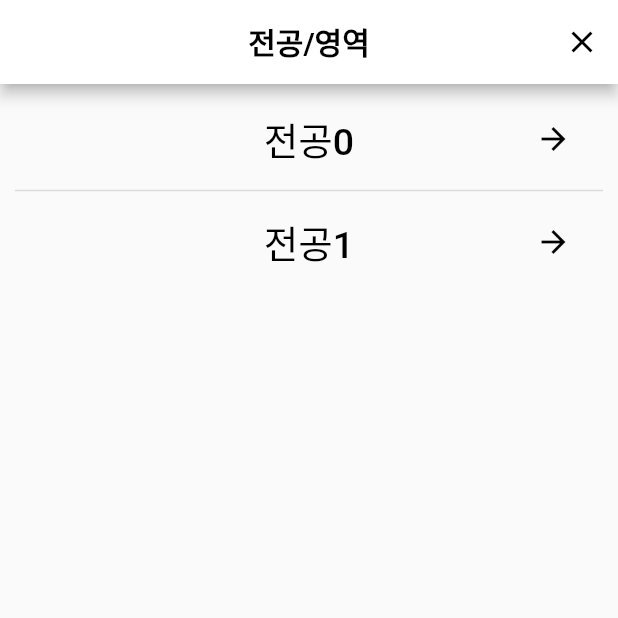
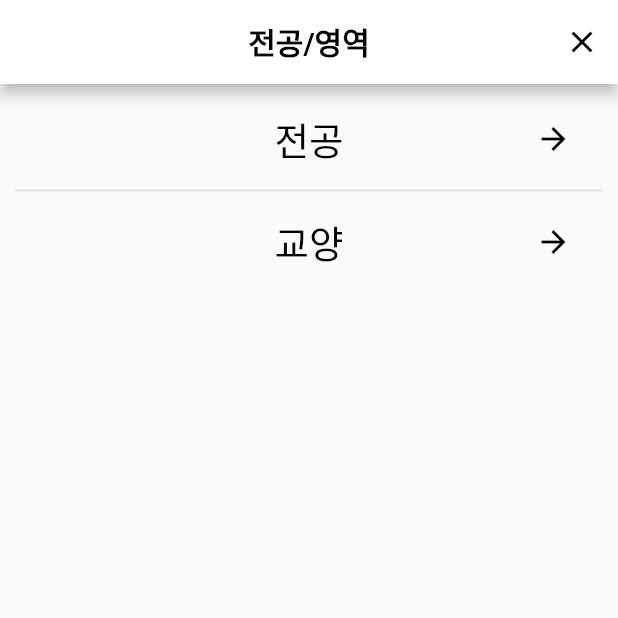
Before and after one commit to kdhhuns2000/making_time_table, a Flutter app: the screen it shows after launch, after a tap on an icon or button, on a phone screen of 412 x 824 dp, the top half of it. Run offline on Flutter 3.47's test engine with Material 2 defaults, Android fonts, the phone set to English and light mode, and no system bars; our stand-ins replace page_transition.

Commit message:
Update navigator return data on major_field list

```diff
--- a/lib/filter_list.dart
+++ /dev/null
@@ -1,149 +0,0 @@
-import 'package:flutter/material.dart';
-
-Map<dynamic, dynamic> subject_map = {
-  '전공': [
-    '가천리버럴아츠칼리지',
-    '경영대학',
-    '사회과학대학',
-    '인문대학',
-    '법과대학',
-    '공과대학',
-    '바이오나노대학',
-    'IT융합대학',
-    '한의과대학',
-    '예술·체육대학',
-    '미래산업대학',
-    'IT대학',
-    '예술대학',
-    'LINC+',
-    '아시아문화연구소',
-    '융합전공',
-    '글로벌교양대학',
-    '생활과학대학',
-    '경상대학',
-    '건축대학',
-    '자연과학대학',
-    '의과대학',
-    '약학대학',
-    '간호대학',
-    '보건과학대학',
-    '경상학부',
-    '생명과학부',
-    '보건과학부',
-    '의료공학부',
-    '정보공학부',
-    '체육과학부',
-    '의료경영학부',
-    '부처협업형',
-    '창업대학',
-  ],
-  '교양': [
-    '교직이론영역',
-    '교과교육영역',
-    '교육실습영역',
-    '교직소양영역',
-    '[융합]인간과예술',
-    '[융합]사회와역사',
-    '[융합]자연과과학',
-    '[융합]세계와언어',
-    '[계교]인문사회과학',
-    '[계교]자연과학',
-    '[계교]예·체능',
-    '[기초]인성과리더십',
-    '[기초]의사소통',
-    '[기초]창의와사고',
-    '일반교양',
-    '[기초]소프트웨어기초',
-    '군사학',
-  ],
-  '가천리버럴아츠컬리지': [
-    '한국학전공',
-    '가천리버럴아츠칼리지',
-    '첨단의료기기학과(계약학과)',
-    '게임·영상학과(계약학과)',
-    '디스플레이학과(계약학과)',
-  ],
-  'IT융합대학': [
-    '소프트웨어학과',
-    '컴퓨터공학과',
-    '전자공학과',
-    '전자공학과(야)',
-    '전기공학과',
-    'AI·소프트웨어학부(소프트웨어전공)',
-    'AI·소프트웨어학부(인공지능전공)',
-    '의공학과',
-    '스마트시티융합학과',
-    '컴퓨터공학부(컴퓨터공학전공)',
-    '컴퓨터공학부(스마트보안전공)',
-    '전자공학부(전자공학전공)',
-  ]
-};
-
-class FilterList extends StatelessWidget {
-  const FilterList({Key? key}) : super(key: key);
-  @override
-  Widget build(BuildContext context) {
-    return Scaffold(
-      appBar: AppBar(
-        actions: [
-          IconButton(
-            icon: const Icon(
-              Icons.close,
-              color: Colors.black,
-            ),
-            onPressed: () => Navigator.of(context).pop(),
-          ),
-        ],
-        title: const Text(
-          '전공/영역',
-          style: TextStyle(
-            color: Colors.black,
-            fontWeight: FontWeight.bold,
-          ),
-        ),
-        centerTitle: true,
-        automaticallyImplyLeading: false,
-        backgroundColor: Colors.white,
-      ),
-      body: Container(
-        margin: const EdgeInsets.all(10.0),
-        decoration: BoxDecoration(
-          borderRadius: BorderRadius.circular(30.0),
-          //border: Border.all(width: 0.7),
-        ),
-        child: ListView.separated(
-          itemCount: 2,
-          itemBuilder: (BuildContext context, int index) {
-            return TextButton(
-              onPressed: () {},
-              child: Row(
-                mainAxisAlignment: MainAxisAlignment.center,
-                children: [
-                  SizedBox(
-                    width: 50.0,
-                  ),
-                  Expanded(
-                    child: Center(
-                      child: Text(
-                        '전공$index',
-                        style: TextStyle(fontSize: 25.0, color: Colors.black),
-                      ),
-                    ),
-                  ),
-                  SizedBox(
-                    child: Icon(
-                      Icons.arrow_forward,
-                      color: Colors.black,
-                    ),
-                    width: 50.0,
-                  )
-                ],
-              ),
-            );
-          },
-          separatorBuilder: (BuildContext context, int index) => const Divider(thickness: 1.0),
-        ),
-      ),
-    );
-  }
-}
--- /dev/null
+++ b/lib/major_field.dart
@@ -0,0 +1,89 @@
+import 'package:flutter/material.dart';
+import 'package:page_transition/page_transition.dart';
+import 'major.dart';
+
+final major_field_list = ['전공', '교양'];
+
+class MajorFieldList extends StatelessWidget {
+  const MajorFieldList({
+    super.key,
+  });
+  @override
+  Widget build(BuildContext context) {
+    return Scaffold(
+      appBar: AppBar(
+        actions: [
+          IconButton(
+            icon: const Icon(
+              Icons.close,
+              color: Colors.black,
+            ),
+            onPressed: () => Navigator.of(context).pop(),
+          ),
+        ],
+        title: const Text(
+          '전공/영역',
+          style: TextStyle(
+            color: Colors.black,
+            fontWeight: FontWeight.bold,
+          ),
+        ),
+        centerTitle: true,
+        automaticallyImplyLeading: false,
+        backgroundColor: Colors.white,
+      ),
+      body: Container(
+        margin: const EdgeInsets.all(10.0),
+        decoration: BoxDecoration(
+          borderRadius: BorderRadius.circular(30.0),
+          //border: Border.all(width: 0.7),
+        ),
+        child: ListView.separated(
+          itemCount: 2,
+          itemBuilder: (BuildContext context, int index) {
+            return TextButton(
+              onPressed: () async {
+                if (index == 0) {
+                  final major_res = await Navigator.push(
+                    context,
+                    PageTransition(
+                      child: MajorList(),
+                      type: PageTransitionType.rightToLeft,
+                    ),
+                  );
+                  Navigator.pop(context, major_res);
+                } else {
+                  // 교양으로 보내기
+                }
+              },
+              child: Row(
+                mainAxisAlignment: MainAxisAlignment.center,
+                children: [
+                  const SizedBox(
+                    width: 50.0,
+                  ),
+                  Expanded(
+                    child: Center(
+                      child: Text(
+                        major_field_list[index],
+                        style: const TextStyle(fontSize: 25.0, color: Colors.black),
+                      ),
+                    ),
+                  ),
+                  const SizedBox(
+                    width: 50.0,
+                    child: Icon(
+                      Icons.arrow_forward,
+                      color: Colors.black,
+                    ),
+                  )
+                ],
+              ),
+            );
+          },
+          separatorBuilder: (BuildContext context, int index) => const Divider(thickness: 1.0),
+        ),
+      ),
+    );
+  }
+}
--- a/lib/search.dart
+++ b/lib/search.dart
@@ -1,9 +1,16 @@
 import 'package:flutter/material.dart';
 import 'package:page_transition/page_transition.dart';
-import 'filter_list.dart';
+import 'major_field.dart';
 
-class Search extends StatelessWidget {
+class Search extends StatefulWidget {
   const Search({Key? key}) : super(key: key);
+
+  @override
+  State<Search> createState() => _SearchState();
+}
+
+class _SearchState extends State<Search> {
+  String major_field_range = '전체';
 
   @override
   Widget build(BuildContext context) {
@@ -24,19 +31,30 @@ class Search extends StatelessWidget {
                     padding: const EdgeInsets.all(16.0),
                     textStyle: const TextStyle(fontSize: 20),
                   ),
-                  onPressed: () {
+                  onPressed: () async {
                     //Navigator.push(context, MaterialPageRoute(builder: (context) => FilterList()));
-                    Navigator.push(context, PageTransition(child: FilterList(), type: PageTransitionType.bottomToTop));
+                    final res = await Navigator.push(
+                      context,
+                      PageTransition(
+                        child: const MajorFieldList(),
+                        type: PageTransitionType.bottomToTop,
+                      ),
+                    );
+                    if (res != null) {
+                      setState(() {
+                        major_field_range = res;
+                      });
+                    }
                   },
-                  child: const Text.rich(
+                  child: Text.rich(
                     TextSpan(
                       children: <TextSpan>[
-                        TextSpan(
+                        const TextSpan(
                           text: '전공/영역: ',
                           style: TextStyle(fontSize: 20),
                         ),
                         TextSpan(
-                          text: '전체',
+                          text: major_field_range,
                           style: TextStyle(fontSize: 20, fontWeight: FontWeight.bold),
                         ),
                       ],
```
Also changed, not shown: lib/major.dart (added, +153 -0 lines), lib/major_leaf.dart (added, +63 -0 lines).
